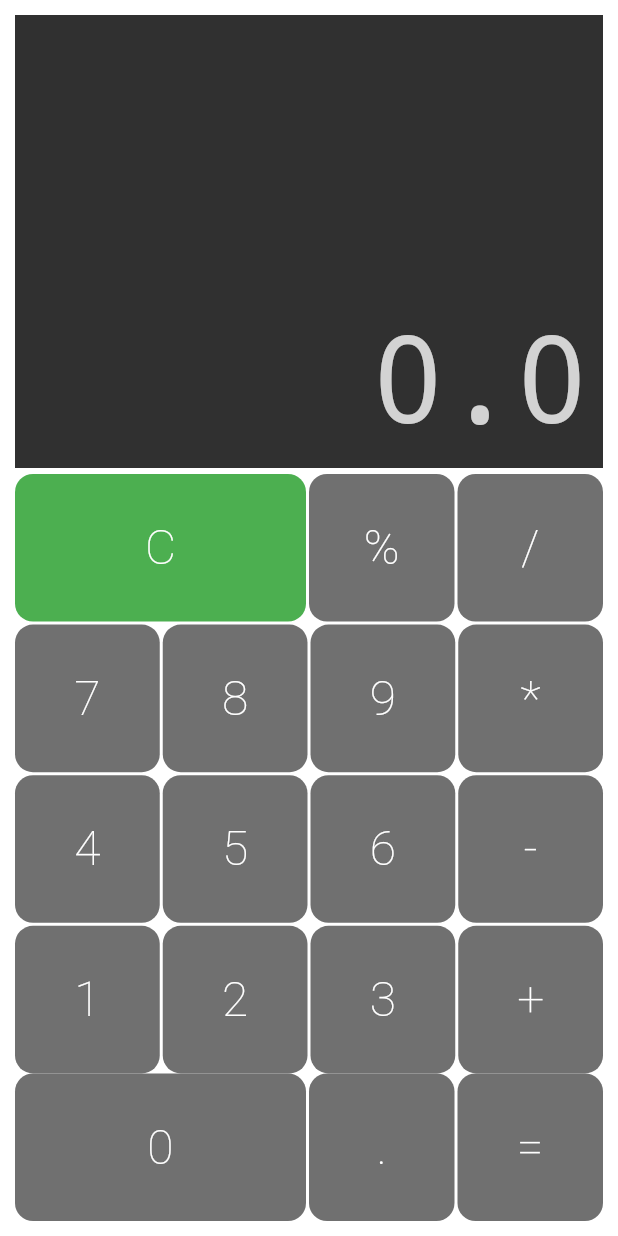
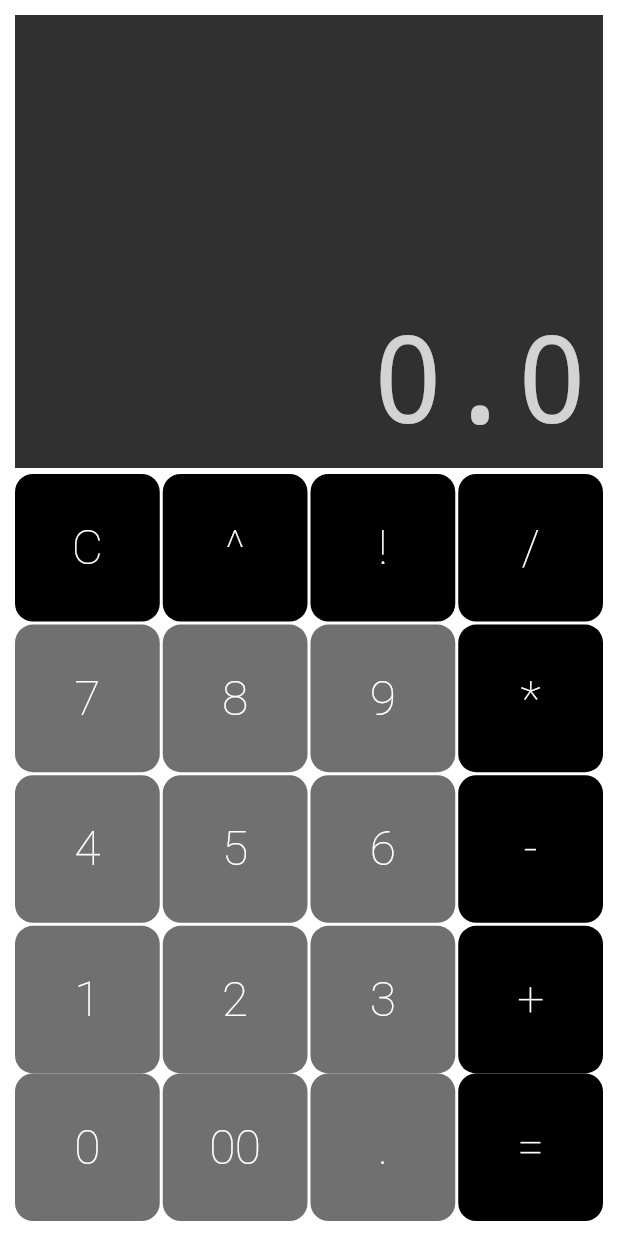
Before and after one commit to DaviF91/Flutter-Calculator, a Flutter app: the screen it shows after launch, on a phone screen of 412 x 824 dp. Run offline on Flutter 3.47's test engine with Material 2 defaults, Android fonts, the phone set to English and light mode, and no system bars; drawn by our look-alikes of auto_size_text.

Commit message:
Aplicado cor nas teclas; Add funcionalidade Fatorial e Potenciação

```diff
--- a/lib/componentes/teclado.dart
+++ b/lib/componentes/teclado.dart
@@ -13,35 +13,37 @@ class Teclado extends StatelessWidget {
         children: <Widget>[
           const SizedBox(height: 2),
           LinhaBotoes([
-            Botao(texto: 'C', duplo: true, cor: Colors.green, callback: callback),
-            Botao(texto: '%', callback: callback),
-            Botao(texto: '/', callback: callback),
+            Botao(texto: 'C', cor: Colors.black, callback: callback),
+            Botao(texto: '^', cor: Colors.black, callback: callback),
+            Botao(texto: '!', cor: Colors.black, callback: callback),
+            Botao(texto: '/', cor: Colors.black, callback: callback),
           ]),
           const SizedBox(height: 2),
           LinhaBotoes([
             Botao(texto: '7', callback: callback),
             Botao(texto: '8', callback: callback),
             Botao(texto: '9', callback: callback),
-            Botao(texto: '*', callback: callback),
+            Botao(texto: '*', cor: Colors.black, callback: callback),
           ]),
           const SizedBox(height: 2),
           LinhaBotoes([
             Botao(texto: '4', callback: callback),
             Botao(texto: '5', callback: callback),
             Botao(texto: '6', callback: callback),
-            Botao(texto: '-', callback: callback),
+            Botao(texto: '-', cor: Colors.black, callback: callback),
           ]),
           const SizedBox(height: 2),
           LinhaBotoes([
             Botao(texto: '1', callback: callback),
             Botao(texto: '2', callback: callback),
             Botao(texto: '3', callback: callback),
-            Botao(texto: '+', callback: callback),
+            Botao(texto: '+', cor: Colors.black, callback: callback),
           ]),
           LinhaBotoes([
-            Botao(texto: '0', duplo: true, callback: callback),
+            Botao(texto: '0', callback: callback),
+            Botao(texto: '00', callback: callback),
             Botao(texto: '.', callback: callback),
-            Botao(texto: '=', callback: callback),
+            Botao(texto: '=', cor: Colors.black, callback: callback),
           ]),
         ],
       ),
```
Also changed, not shown: lib/modelos/memoria.dart (+18 -4 lines).
